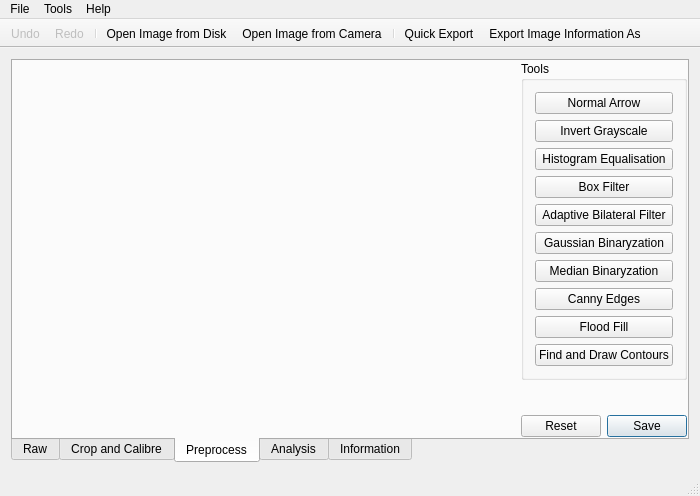
This is gui/mainwindow.ui in librehat/caiga as Qt 5 draws it before an edit. The edited form follows.
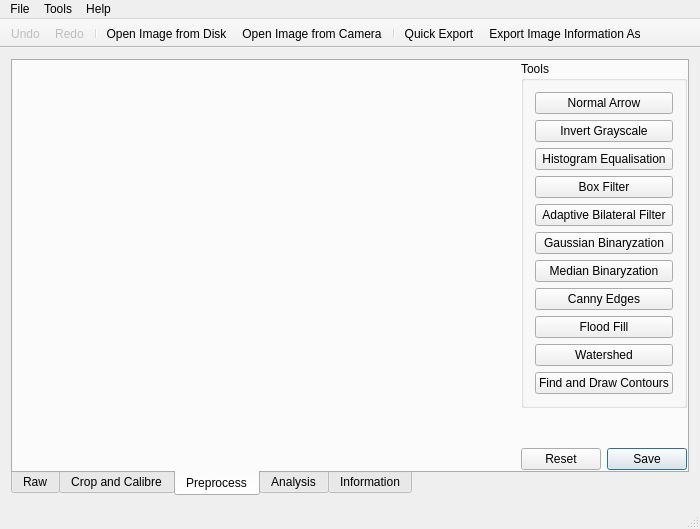
This is the edited form. Icons and pictures are not drawn. Custom widgets are drawn as their Qt base class.

Commit message:
add watershed to preTab.
along with some usability improvements and performance improvements.

Patch:
```diff
--- a/gui/mainwindow.ui
+++ b/gui/mainwindow.ui
@@ -7,7 +7,7 @@
     <x>0</x>
     <y>0</y>
     <width>700</width>
-    <height>496</height>
+    <height>529</height>
    </rect>
   </property>
   <property name="sizePolicy">
@@ -283,6 +283,13 @@
              </property>
             </widget>
            </item>
+           <item>
+            <widget class="QPushButton" name="watershedButton">
+             <property name="text">
+              <string>Watershed</string>
+             </property>
+            </widget>
+           </item>
            <item>
             <widget class="QPushButton" name="contoursButton">
              <property name="text">
```
The commit also changes 17 other files.
